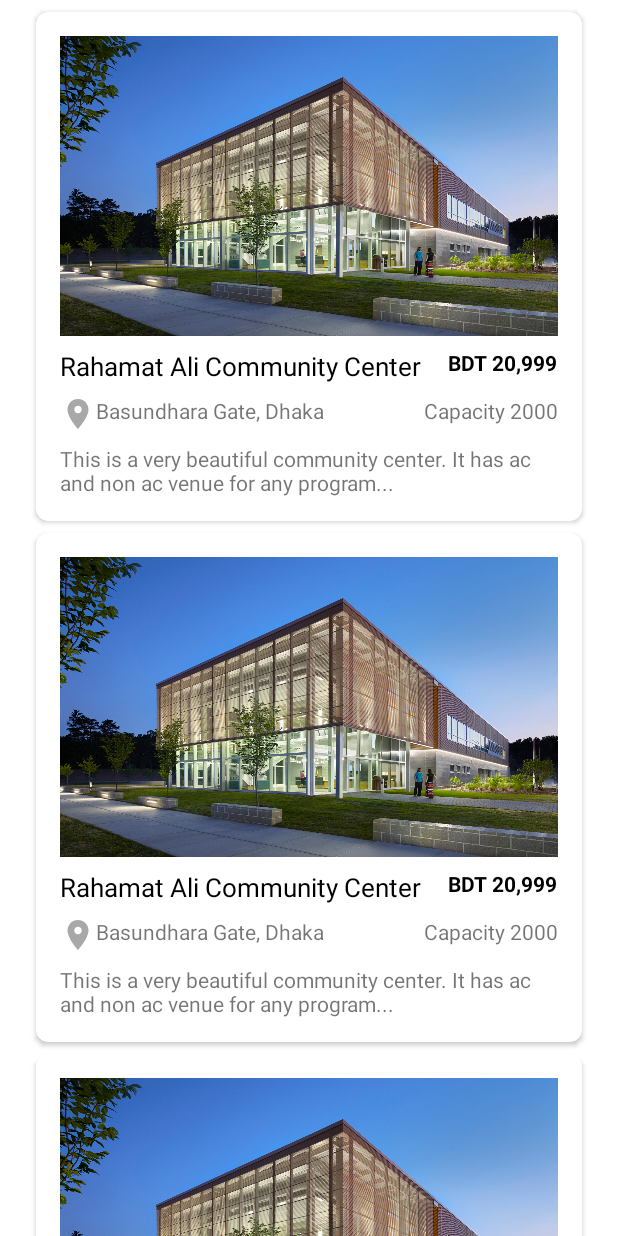
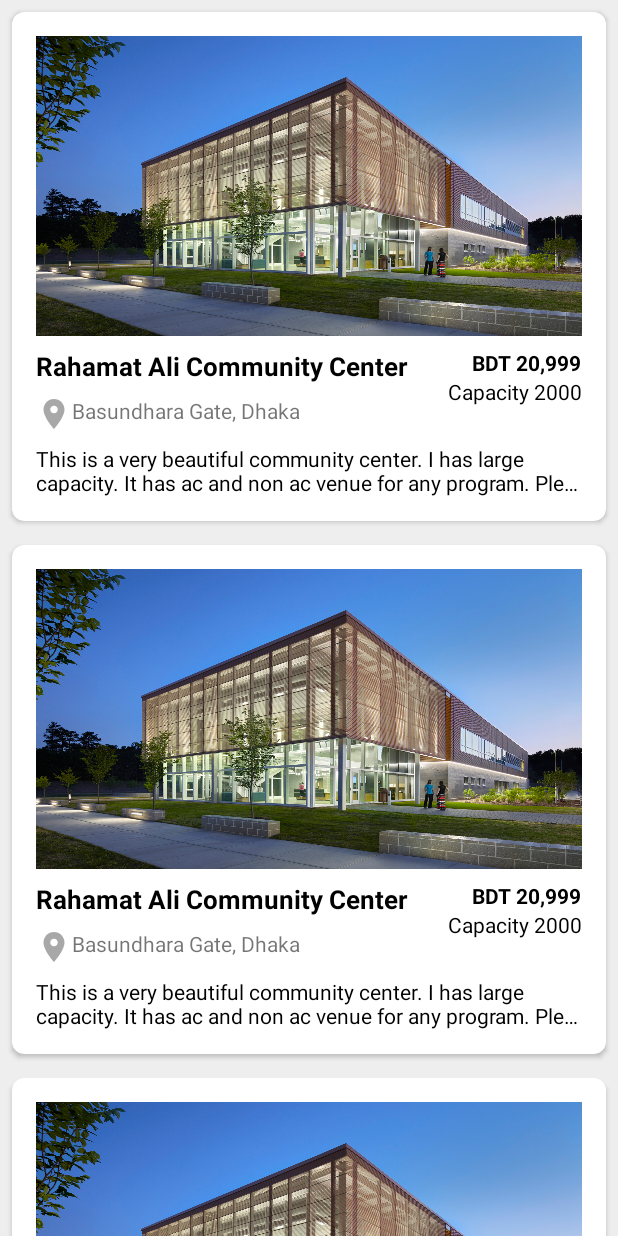
Before and after one commit to sayem499/CSE499-Group05-VenueReservationAndroidApp, an Android app: the layout fragment_venue_list.xml on its own in the app's theme, with its tools: preview values and no code run, on a phone screen of 412 x 824 dp. Run offline under Robolectric (Android 15) with nearby library versions, the phone set to English and light mode, and no system bars.

Commit message:
Show venue list

```diff
--- a/ReserverApp/app/src/main/java/com/reservation/app/ui/venue/list/adapter/VenueAdapter.java
+++ b/ReserverApp/app/src/main/java/com/reservation/app/ui/venue/list/adapter/VenueAdapter.java
@@ -20,14 +20,15 @@ import java.util.List;
  */
 public class VenueAdapter extends RecyclerView.Adapter<VenueAdapter.ViewHolder> {
 
-    private List<Venue> values;
+    private final List<Venue> values;
 
     public VenueAdapter(List<Venue> items) {
         values = items;
     }
 
     public void updateList(List<Venue> items) {
-        values = items;
+        values.clear();
+        values.addAll(items);
         notifyDataSetChanged();
     }
 
--- a/ReserverApp/app/src/main/res/layout/fragment_venue_list.xml
+++ b/ReserverApp/app/src/main/res/layout/fragment_venue_list.xml
@@ -1,13 +1,31 @@
 <?xml version="1.0" encoding="utf-8"?>
-<androidx.recyclerview.widget.RecyclerView xmlns:android="http://schemas.android.com/apk/res/android"
+<androidx.constraintlayout.widget.ConstraintLayout xmlns:android="http://schemas.android.com/apk/res/android"
     xmlns:app="http://schemas.android.com/apk/res-auto"
     xmlns:tools="http://schemas.android.com/tools"
-    android:id="@+id/list"
     android:name="com.reservation.app.ui.venue.list.VenueListFragment"
     android:layout_width="match_parent"
     android:layout_height="match_parent"
-    android:layout_marginLeft="16dp"
-    android:layout_marginRight="16dp"
-    app:layoutManager="LinearLayoutManager"
-    tools:context=".ui.venue.list.VenueListFragment"
-    tools:listitem="@layout/venue_list_item" />
+    android:background="@color/activity_background"
+    tools:context=".ui.venue.list.VenueListFragment">
+
+    <androidx.recyclerview.widget.RecyclerView
+        android:id="@+id/list"
+        android:layout_width="match_parent"
+        android:layout_height="0dp"
+        app:layout_constraintEnd_toEndOf="parent"
+        app:layout_constraintStart_toStartOf="parent"
+        app:layout_constraintTop_toBottomOf="@id/empty_message"
+        tools:listitem="@layout/venue_list_item" />
+
+    <TextView
+        android:id="@+id/empty_message"
+        android:layout_width="match_parent"
+        android:layout_height="wrap_content"
+        android:gravity="center"
+        android:text="Nothing found to display."
+        android:visibility="gone"
+        app:layout_constraintEnd_toEndOf="parent"
+        app:layout_constraintStart_toStartOf="parent"
+        app:layout_constraintTop_toTopOf="parent" />
+
+</androidx.constraintlayout.widget.ConstraintLayout>
--- a/ReserverApp/app/src/main/res/layout/venue_list_item.xml
+++ b/ReserverApp/app/src/main/res/layout/venue_list_item.xml
@@ -5,9 +5,7 @@
     xmlns:tools="http://schemas.android.com/tools"
     android:layout_width="match_parent"
     android:layout_height="wrap_content"
-    android:layout_marginStart="8dp"
-    android:layout_marginTop="8dp"
-    android:layout_marginEnd="8dp"
+    android:layout_margin="8dp"
     app:cardCornerRadius="8dp"
     app:cardElevation="2dp">
 
@@ -23,36 +21,37 @@
             android:layout_height="200dp"
             android:contentDescription="@string/venue_photo"
             android:scaleType="fitXY"
+            android:src="@drawable/sample_venue1"
             app:layout_constraintEnd_toEndOf="parent"
             app:layout_constraintStart_toStartOf="parent"
             app:layout_constraintTop_toTopOf="parent"
             tools:src="@drawable/sample_venue1" />
 
         <TextView
+            android:id="@+id/price"
+            android:layout_width="wrap_content"
+            android:layout_height="wrap_content"
+            android:paddingStart="16dp"
+            android:paddingTop="8dp"
+            android:textColor="@color/black"
+            android:textStyle="bold"
+            app:layout_constraintEnd_toEndOf="parent"
+            app:layout_constraintTop_toBottomOf="@id/photo"
+            tools:text="BDT 20,999" />
+
+        <TextView
             android:id="@+id/title"
-            android:layout_width="match_parent"
+            android:layout_width="0dp"
             android:layout_height="wrap_content"
             android:paddingTop="8dp"
             android:paddingBottom="8dp"
             android:textColor="@color/black"
             android:textSize="17sp"
+            android:textStyle="bold"
             app:layout_constraintEnd_toStartOf="@id/price"
             app:layout_constraintStart_toStartOf="parent"
             app:layout_constraintTop_toBottomOf="@id/photo"
             tools:text="Rahamat Ali Community Center" />
-
-        <TextView
-            android:id="@+id/price"
-            android:layout_width="wrap_content"
-            android:layout_height="wrap_content"
-            android:layout_marginStart="16dp"
-            android:paddingTop="8dp"
-            android:paddingBottom="8dp"
-            android:textColor="@color/black"
-            android:textStyle="bold"
-            app:layout_constraintEnd_toEndOf="parent"
-            app:layout_constraintTop_toBottomOf="@id/photo"
-            tools:text="BDT 20,999" />
 
         <TextView
             android:id="@+id/address"
@@ -65,23 +64,27 @@
             tools:text="Basundhara Gate, Dhaka" />
 
         <TextView
+            android:id="@+id/capacity"
             android:layout_width="wrap_content"
             android:layout_height="wrap_content"
             android:layout_marginStart="16dp"
+            android:textColor="@color/black"
             app:layout_constraintEnd_toEndOf="parent"
-            app:layout_constraintTop_toBottomOf="@id/title"
+            app:layout_constraintTop_toBottomOf="@id/price"
             tools:text="Capacity 2000" />
 
         <TextView
             android:id="@+id/short_description"
             android:layout_width="match_parent"
             android:layout_height="wrap_content"
+            android:ellipsize="end"
             android:maxLines="2"
             android:paddingTop="8dp"
+            android:textColor="@color/black"
             app:layout_constraintEnd_toEndOf="parent"
             app:layout_constraintStart_toStartOf="parent"
             app:layout_constraintTop_toBottomOf="@id/address"
-            tools:text="This is a very beautiful community center. It has ac and non ac venue for any program..." />
+            tools:text="This is a very beautiful community center. I has large capacity. It has ac and non ac venue for any program. Please book it." />
 
     </androidx.constraintlayout.widget.ConstraintLayout>
 
--- a/ReserverApp/app/src/main/res/values/colors.xml
+++ b/ReserverApp/app/src/main/res/values/colors.xml
@@ -7,4 +7,5 @@
     <color name="teal_700">#FF018786</color>
     <color name="black">#FF000000</color>
     <color name="white">#FFFFFFFF</color>
+    <color name="activity_background">#EEEEEE</color>
 </resources>
--- a/ReserverApp/app/src/main/res/values/strings.xml
+++ b/ReserverApp/app/src/main/res/values/strings.xml
@@ -11,4 +11,5 @@
     <string name="login_failed">"Login failed"</string>
     <string name="didn_t_get_otp_resend">Didn\'t Get OTP?    <b>Resend</b></string>
     <string name="venue_list">Venue List</string>
+    <string name="venue_photo">Venue Photo</string>
 </resources>
```
Also changed, not shown: ReserverApp/app/src/main/java/com/reservation/app/ui/venue/list/VenueListFragment.java (+43 -7 lines).
